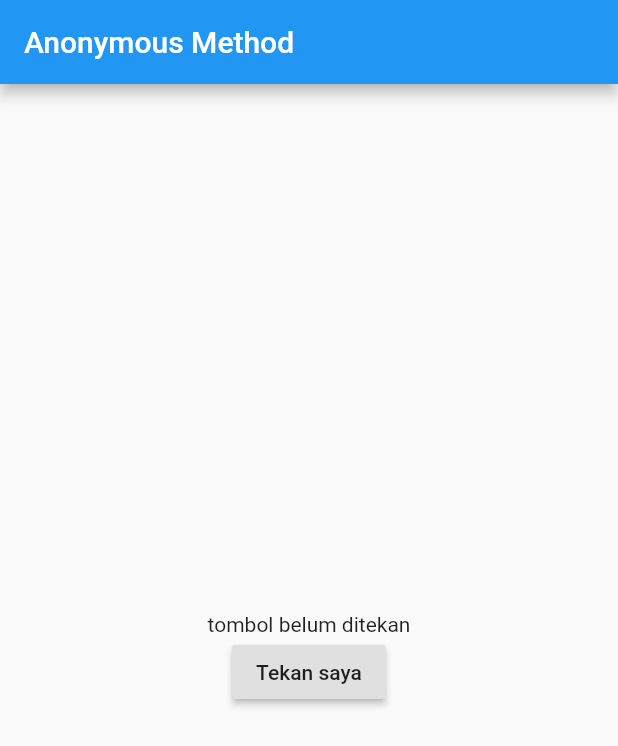
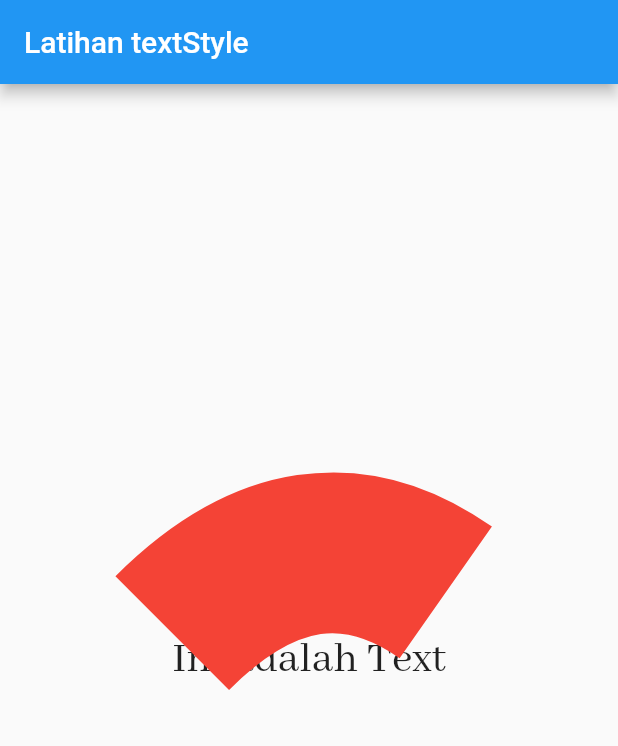
Before and after one commit to mindatama/GIT, a Flutter app: the screen it shows after launch, on a phone screen of 412 x 824 dp. Shown: the top 746 px of the screen. Run offline on Flutter 3.47's test engine with Material 2 defaults, Android fonts, the light colour scheme and no system bars.

Commit message:
hello_world_flutter ganti contoh textStyle

```diff
--- a/hello_world_flutter/lib/main.dart
+++ b/hello_world_flutter/lib/main.dart
@@ -1,38 +1,29 @@
+import 'dart:ui';
+
 import 'package:flutter/material.dart';
 
 void main() {
   runApp(Myapp());
 }
 
-class Myapp extends StatefulWidget {
-  @override
-  _MyappState createState() => _MyappState();
-}
-
-class _MyappState extends State<Myapp> {
-  String m = "tombol belum ditekan";
-  // void tekan() {}
-
+class Myapp extends StatelessWidget {
   @override
   Widget build(BuildContext context) {
     return MaterialApp(
       home: Scaffold(
         appBar: AppBar(
-          title: Text("Anonymous Method"),
+          title: Text("Latihan textStyle"),
         ),
         body: Center(
-          child: Column(
-            mainAxisAlignment: MainAxisAlignment.center,
-            children: <Widget>[
-              Text(m),
-              RaisedButton(
-                  child: Text("Tekan saya"),
-                  onPressed: () {
-                    setState(() {
-                      m = "Telah ditekan";
-                    });
-                  })
-            ],
+          child: Text(
+            "Ini adalah Text",
+            style: TextStyle(
+                fontFamily: "AbhayaLibre",
+                fontSize: 30,
+                decoration: TextDecoration.overline,
+                decorationColor: Colors.red,
+                decorationThickness: 50,
+                decorationStyle: TextDecorationStyle.wavy),
           ),
         ),
       ),
```
Also changed, not shown: hello_world_flutter/pubspec.yaml (+6 -6 lines), hello_world_flutter/fonts/AbhayaLibre-Bold.ttf (added), hello_world_flutter/fonts/AbhayaLibre-ExtraBold.ttf (added), hello_world_flutter/fonts/AbhayaLibre-Medium.ttf (added), hello_world_flutter/fonts/AbhayaLibre-Regular.ttf (added), hello_world_flutter/fonts/AbhayaLibre-SemiBold.ttf (added).
